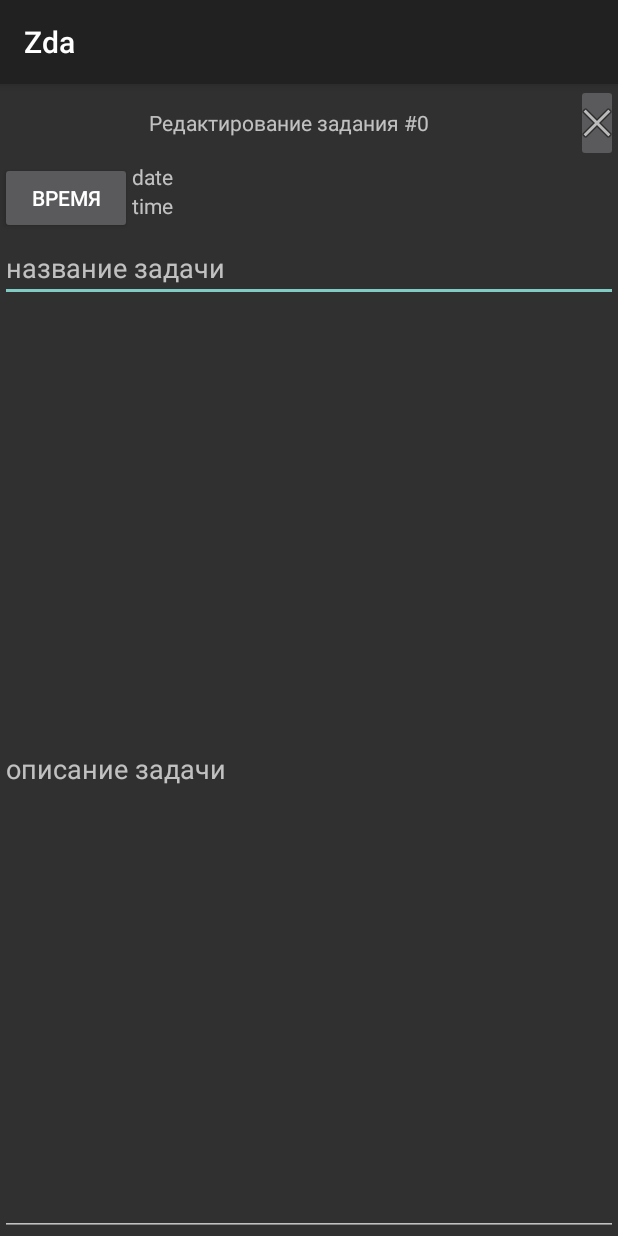
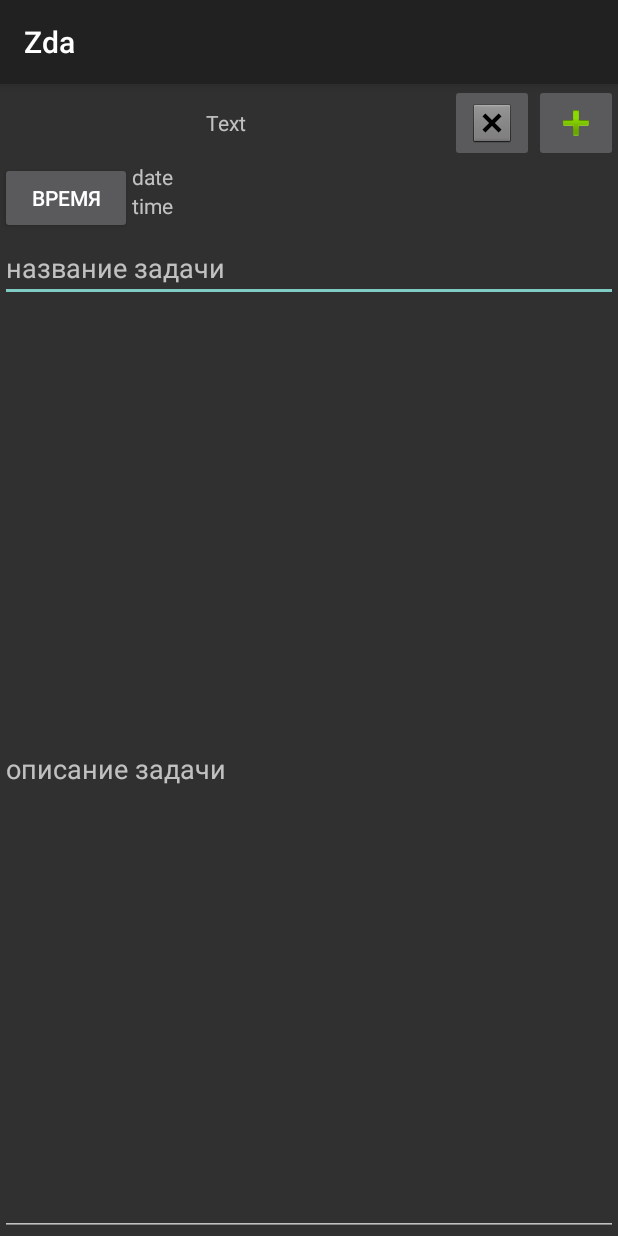
Before and after one commit to izmain/Zda3, an Android app: the BaseEdit screen opened directly, with no data from a screen before it, on a phone screen of 412 x 824 dp. Run offline under Robolectric (Android 15) with nearby library versions, the phone set to English and light mode, and no system bars; 1 statement that could not run was skipped.

Commit message:
поломал чоб построить

```diff
--- a/app/src/main/AndroidManifest.xml
+++ b/app/src/main/AndroidManifest.xml
@@ -8,7 +8,7 @@
         android:label="@string/app_name"
         android:theme="@style/AppTheme">
         <activity
-            android:name=".MainActivity"
+            android:name=".TimPic"
             android:label="@string/app_name">
 
         </activity>
--- a/app/src/main/java/net/den/zda3/BaseEdit.java
+++ b/app/src/main/java/net/den/zda3/BaseEdit.java
@@ -8,28 +8,25 @@ import android.widget.*;
 import android.view.View.*;
 import android.view.*;
 
-public class BaseEdit extends Activity {
+public class BaseEdit extends Activity implements OnClickListener {
 
 	private static final int RESULT_TIME = 1;
 	String timePicStr ;
 
 	TextView tvInfo,tvData,tvMinHor;
-	Button btTimePic;
+	Button btConfirm, btDel;
 	EditText etTermin,etNameTask;
 
 	Intent intnInit,intnTimePic;
-
-    // TODO: меню создания нового задания
-    // TODO: парсинг даты
-    // TODO: переместить пусковое активити
-    // TODO: запуск кнопки редактора
 
     @Override
     protected void onCreate(Bundle savedInstanceState) {
         super.onCreate(savedInstanceState);
         setContentView(R.layout.base_edit);
 		tvInfo=(TextView) findViewById(R.id.tv_info);
-		btTimePic=(Button) findViewById(R.id.bt_time_pick);
+        btConfirm=(Button) findViewById(R.id.bt_time_pick);
+        btConfirm.setOnClickListener(this);
+        btDel=(Button) findViewById(R.id.bt_del);
 		tvData=(TextView) findViewById(R.id.tv_date);
 		tvMinHor=(TextView) findViewById(R.id.tv_min_hor);
 		etNameTask=(EditText) findViewById(R.id.et_name_task);
@@ -37,29 +34,18 @@ public class BaseEdit extends Activity {
 		initz();
 	}
 
-	private void initz()
-	{
-		intnInit=getIntent();
-		tvInfo.setText("Редактирование задания #"+
-		               (intnInit.getIntExtra("item", -1)+1));
-		btTimePic.setOnClickListener(new OnClickListener(){
-
-
-
+	private void initz() {
+        btConfirm.setOnClickListener(new OnClickListener(){
 				@Override
-				public void onClick(View v)
-				{
-					intnTimePic=new Intent(getApplicationContext(), MainActivity.class);
+				public void onClick(View v) {
+					intnTimePic=new Intent(getApplicationContext(), TimPic.class);
 					startActivityForResult(intnTimePic,RESULT_TIME);
 				}
-
-
 		});
 	}
 
 	@Override
-	protected void onActivityResult(int requestCode, int resultCode, Intent data)
-	{
+	protected void onActivityResult(int requestCode, int resultCode, Intent data) {
 		switch (requestCode) {
 			case RESULT_TIME:
 				tvData.setText(data.getStringExtra("time"));
@@ -67,4 +53,17 @@ public class BaseEdit extends Activity {
 		super.onActivityResult(requestCode, resultCode, data);
 	}
 
+    @Override
+    public void onClick(View v) {
+        intnInit=getIntent();
+        Boolean isTargetEdit= "add". intnInit.getStringExtra("target");
+
+        switch (v.getId()) {
+            case R.id.bt_add: {
+
+            }break;
+            case R.id.bt_del: {
+            }break;
+        }
+    }
 }
--- a/app/src/main/java/net/den/zda3/MainActivity.java
+++ b/app/src/main/java/net/den/zda3/TimPic.java
@@ -9,7 +9,7 @@ import android.widget.*;
 import java.text.*;
 import java.util.*;
 
-public class MainActivity extends Activity
+public class TimPic extends Activity
 
 
 
@@ -28,7 +28,7 @@ public class MainActivity extends Activity
     protected void onCreate(Bundle savedInstanceState)
     {
         super.onCreate(savedInstanceState);
-        setContentView(R.layout.main);
+        setContentView(R.layout.time_pic);
 		// доступ к полям
 		 editYear = (EditText) findViewById(R.id.mainEditYear);
 		 editMonth = (EditText) findViewById(R.id.mainEditMonth);
--- a/app/src/main/res/layout/base_edit.xml
+++ b/app/src/main/res/layout/base_edit.xml
@@ -8,23 +8,32 @@
 	<LinearLayout
 		android:layout_height="wrap_content"
 		android:layout_width="match_parent"
-		android:orientation="horizontal">
+		android:orientation="horizontal"
+		android:weightSum="1">
 
 		<TextView
+			android:id="@+id/tv_info"
+			android:layout_width="match_parent"
 			android:layout_height="wrap_content"
-			android:layout_width="match_parent"
+			android:layout_gravity="center|center_vertical"
+			android:layout_weight="1"
+			android:gravity="center|center_vertical"
 			android:text="Text"
-			android:id="@+id/tv_info"
-			android:textAlignment="center"
-			android:gravity="center|center_vertical"
-			android:layout_weight="1.0"
-			android:layout_gravity="center|center_vertical"/>
+			android:textAlignment="center" />
 
 		<ImageButton
+			android:id="@+id/bt_del"
+			android:layout_width="wrap_content"
 			android:layout_height="wrap_content"
+			android:layout_weight="1"
+			android:src="@android:drawable/btn_dialog" />
+
+		<ImageButton
+			android:id="@+id/imageButton"
 			android:layout_width="wrap_content"
-			android:src="@android:drawable/ic_menu_close_clear_cancel"
-			android:layout_weight="1.0"/>
+			android:layout_height="wrap_content"
+			android:elevation="1dp"
+			android:src="@android:drawable/ic_input_add" />
 
 	</LinearLayout>
 
```
Also changed, not shown: app/src/main/java/net/den/zda3/DB.java (+18 -5 lines), app/src/main/java/net/den/zda3/ListOperation.java (+16 -10 lines), app/src/main/res/layout/time_pic.xml (renamed from app/src/main/res/layout/main.xml).
